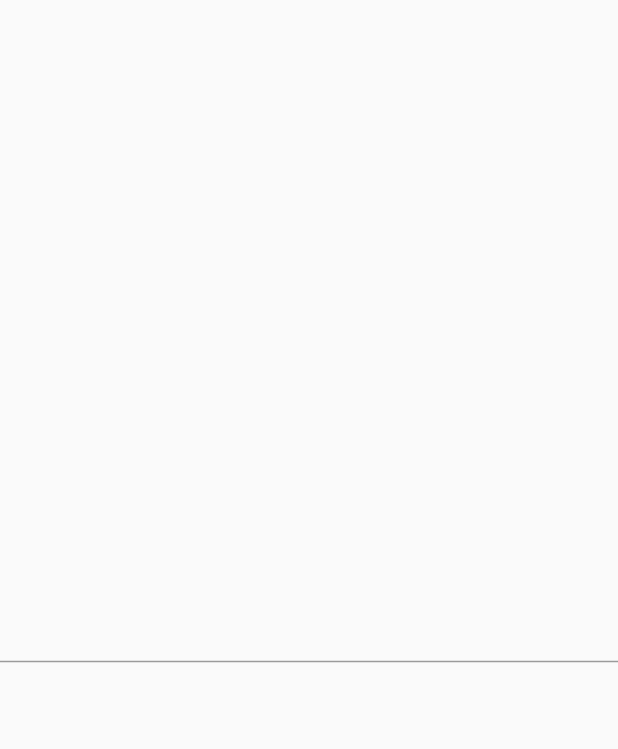
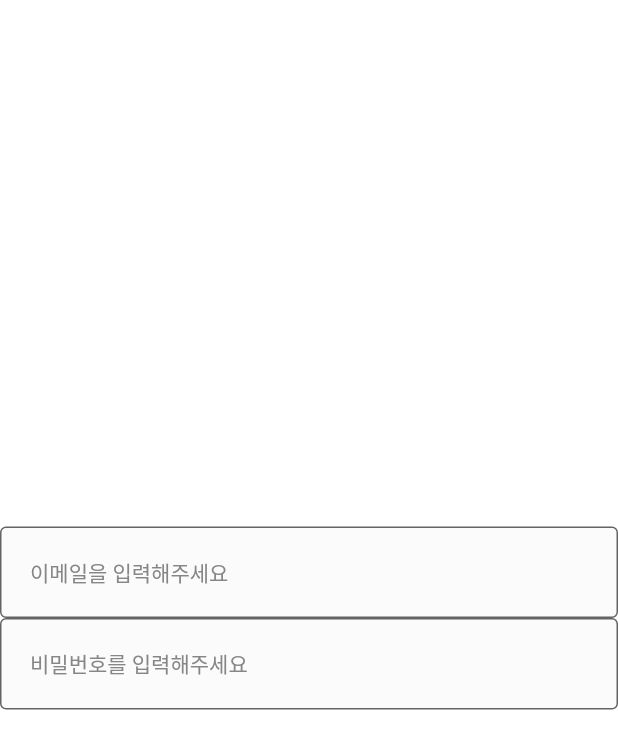
Before and after one commit to hhhhailey/flutter-actual, a Flutter app: the screen it shows after launch, on a phone screen of 412 x 824 dp. Shown: the top 749 px of the screen. Run offline on Flutter 3.47's test engine with Material 2 defaults, Android fonts, the phone set to English and light mode, and no system bars.

Commit message:
feat: Input Widget added

```diff
--- a/lib/common/component/custom_text_form_field.dart
+++ b/lib/common/component/custom_text_form_field.dart
@@ -2,13 +2,45 @@ import 'package:actual/common/const/colors.dart';
 import 'package:flutter/material.dart';
 
 class CustomTextFormField extends StatelessWidget {
-  const CustomTextFormField({Key? key}) : super(key: key);
+  final bool obscureText;
+  final bool autofocus;
+  final String? hintText;
+  final String? errorText;
+  final ValueChanged<String> onChange;
 
+  const CustomTextFormField(
+      {required this.onChange,
+      this.obscureText = false,
+      this.autofocus = false,
+      this.hintText,
+      this.errorText,
+      Key? key})
+      : super(key: key);
   @override
   Widget build(BuildContext context) {
+    OutlineInputBorder baseBorder = const OutlineInputBorder(
+      borderSide: BorderSide(color: INPUT_BORDER_COLOR, width: 1.0),
+    );
+
     return TextFormField(
       cursorColor: PRIMARY_COLOR,
-      decoration: InputDecoration(contentPadding: EdgeInsets.all(20)),
+      obscureText: obscureText, // 비밀번호 작성할 때 안보이게 해줌
+      autofocus: autofocus, // true: 자동 포커스 활성화, false: 자동 포커스 해제
+      onChanged: onChange,
+      decoration: InputDecoration(
+        contentPadding: EdgeInsets.all(20),
+        hintText: hintText,
+        errorText: errorText,
+        hintStyle: TextStyle(color: BODY_TEXT_COLOR, fontSize: 14.0),
+        fillColor: INPUT_BG_COLOR,
+        filled: true, // true: 배경색 효과 있음, false: 배경색 효과 없음
+        border: baseBorder,
+        focusedBorder: baseBorder.copyWith(
+          borderSide: baseBorder.borderSide.copyWith(
+            color: PRIMARY_COLOR,
+          ),
+        ),
+      ),
     );
   }
 }
--- a/lib/main.dart
+++ b/lib/main.dart
@@ -8,14 +8,27 @@ void main() {
 class App extends StatelessWidget {
   const App({Key? key}) : super(key: key);
 
+  changeText(value) {
+    return print(value);
+  }
+
   @override
   Widget build(BuildContext context) {
     return MaterialApp(
       home: Scaffold(
+        backgroundColor: Colors.white,
         body: Column(
           mainAxisAlignment: MainAxisAlignment.center,
           children: [
-            CustomTextFormField(),
+            CustomTextFormField(
+              onChange: (String value) => changeText(value),
+              hintText: '이메일을 입력해주세요',
+            ),
+            CustomTextFormField(
+              obscureText: true,
+              onChange: (String value) => changeText(value),
+              hintText: '비밀번호를 입력해주세요',
+            ),
           ],
         ),
       ),
```
